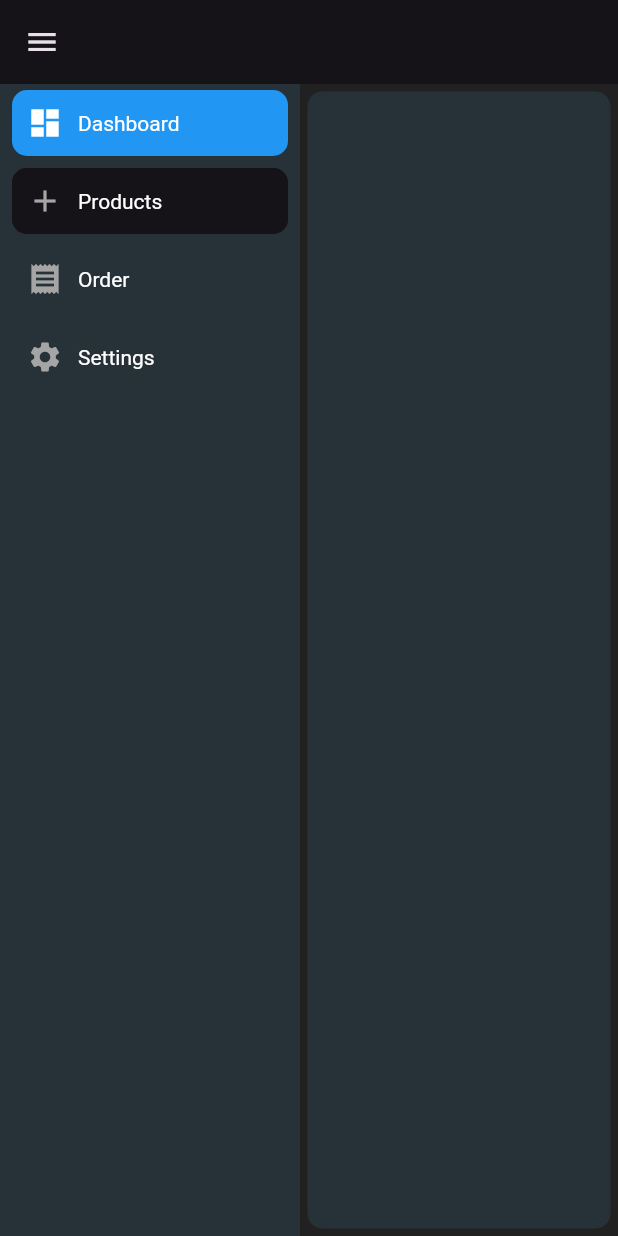
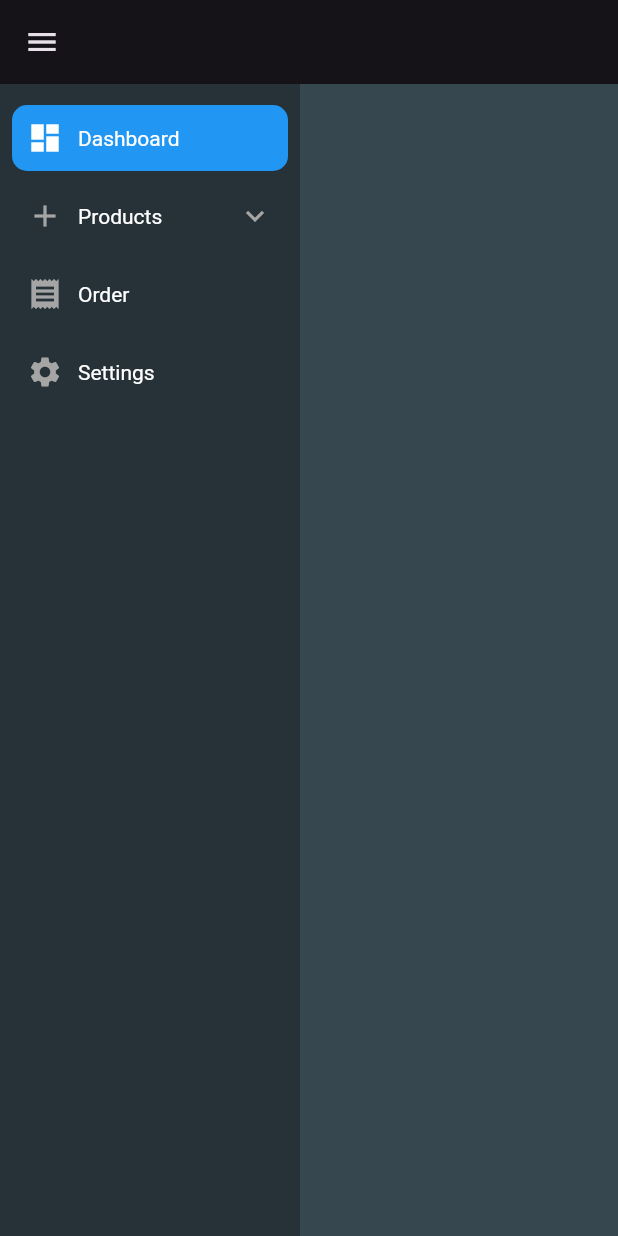
Before and after one commit to Ahnaf16/sidebar_ex, a Flutter app: the screen it shows after launch, on a phone screen of 412 x 824 dp. Run offline on Flutter 3.47's test engine with Material 3 defaults, Android fonts, the phone set to English and light mode, and no system bars.

```diff
--- a/example/sidebar_example/lib/main.dart
+++ b/example/sidebar_example/lib/main.dart
@@ -69,12 +69,11 @@ class _NavRootViewState extends State<NavRootView> {
         ),
       ];
 
+  bool expand = true;
+  int selected = 0;
+  int? childSelected;
   @override
   Widget build(BuildContext context) {
-    bool expand = true;
-    int selected = 0;
-    int? childSelected;
-
     return Scaffold(
       appBar: AppBar(
         leading: IconButton(
@@ -106,10 +105,10 @@ class _NavRootViewState extends State<NavRootView> {
           ),
           Expanded(
             child: Container(
-              margin: const EdgeInsets.all(5),
+              // margin: const EdgeInsets.all(5),
               decoration: BoxDecoration(
-                borderRadius: BorderRadius.circular(10),
-                color: Colors.blueGrey.shade900,
+                // borderRadius: BorderRadius.circular(10),
+                color: Colors.blueGrey.shade800,
               ),
             ),
           ),
--- a/lib/src/comp/expandable_tile.dart
+++ b/lib/src/comp/expandable_tile.dart
@@ -1,4 +1,7 @@
+import 'dart:ui';
+
 import 'package:flutter/material.dart';
+import 'package:sidebar_ex/sidebar_ex.dart';
 
 const Duration _kExpand = Duration(milliseconds: 200);
 
@@ -8,7 +11,6 @@ class ExpandableTile extends StatefulWidget {
     required this.icon,
     required this.label,
     this.background,
-    this.tileColor,
     required this.children,
     required this.animation,
   });
@@ -18,7 +20,6 @@ class ExpandableTile extends StatefulWidget {
   final List<Widget> children;
   final Widget icon;
   final Widget label;
-  final Color? tileColor;
 
   @override
   State<ExpandableTile> createState() => _ExpandableTileState();
@@ -84,14 +85,18 @@ class _ExpandableTileState extends State<ExpandableTile>
     final radius = BorderRadius.circular(10);
     final shape = RoundedRectangleBorder(borderRadius: radius);
 
-    final tile = InkWell(
-      borderRadius: radius,
-      onTap: _handleTap,
-      child: Material(
-        shape: shape,
-        color: widget.tileColor,
-        child: Padding(
-          padding: const EdgeInsets.all(10),
+    final fadeAnimation =
+        widget.animation.drive(CurveTween(curve: const Interval(0.0, 0.25)));
+
+    Widget content = ConstrainedBox(
+      constraints: BoxConstraints(
+        minWidth: lerpDouble(
+          kSidebarWidth,
+          kSidebarWidthExtended,
+          widget.animation.value,
+        )!,
+      ),
+      child: ClipRect(
         child: Row(
           children: [
             widget.icon,
@@ -102,16 +107,28 @@ class _ExpandableTileState extends State<ExpandableTile>
               alignment: AlignmentDirectional.centerStart,
               child: FadeTransition(
                 alwaysIncludeSemantics: true,
-                  opacity: widget.animation,
+                opacity: fadeAnimation,
                 child: widget.label,
               ),
             ),
-              // if (widget.animation.value == 1) ...[
-              //   const Spacer(),
-              //   _buildIcon(context),
-              // ],
+            if (fadeAnimation.value == 1) ...[
+              const Spacer(),
+              _buildIcon(context),
+            ],
           ],
         ),
+      ),
+    );
+
+    final tile = Material(
+      shape: shape,
+      color: widget.background,
+      child: InkWell(
+        borderRadius: radius,
+        onTap: _handleTap,
+        child: Padding(
+          padding: const EdgeInsets.all(10),
+          child: content,
         ),
       ),
     );
@@ -121,7 +138,7 @@ class _ExpandableTileState extends State<ExpandableTile>
         tile,
         ClipRect(
           child: Align(
-            alignment: Alignment.center,
+            alignment: Alignment.centerRight,
             heightFactor: _heightFactor.value,
             child: child,
           ),
--- a/lib/src/comp/grouped_destination_tile.dart
+++ b/lib/src/comp/grouped_destination_tile.dart
@@ -33,8 +33,6 @@ class GroupedDestinationTile extends StatelessWidget {
 
   @override
   Widget build(BuildContext context) {
-    final fadeAnimation =
-        animation.drive(CurveTween(curve: const Interval(0.0, 0.25)));
     return Padding(
       padding: padding ?? const EdgeInsets.all(4),
       child: Column(
@@ -42,8 +40,9 @@ class GroupedDestinationTile extends StatelessWidget {
           if (isExpanded)
             ExpandableTile(
               icon: icon,
-              animation: fadeAnimation,
+              animation: animation,
               label: label,
+              background: backgroundColor,
               children: [
                 for (int i = 0; i < length; i += 1) itemBuilder(context, i),
               ],
@@ -53,13 +52,13 @@ class GroupedDestinationTile extends StatelessWidget {
               shape: RoundedRectangleBorder(
                 borderRadius: BorderRadius.circular(10),
               ),
-              child: Padding(
-                padding: const EdgeInsets.all(10),
+              color: backgroundColor,
               child: MenuAnchor(
-                  style: const MenuStyle(
+                style: MenuStyle(
+                  backgroundColor: WidgetStateProperty.all(backgroundColor),
                   alignment: Alignment.topRight,
-                    elevation: WidgetStatePropertyAll(0),
-                    shape: WidgetStatePropertyAll(
+                  elevation: const WidgetStatePropertyAll(0),
+                  shape: const WidgetStatePropertyAll(
                     RoundedRectangleBorder(
                       borderRadius: BorderRadius.all(Radius.circular(10)),
                     ),
@@ -76,6 +75,8 @@ class GroupedDestinationTile extends StatelessWidget {
                   },
                   child: child,
                 ),
+                child: Padding(
+                  padding: const EdgeInsets.all(10),
                   child: icon,
                 ),
               ),
--- a/lib/src/sidebar_ex.dart
+++ b/lib/src/sidebar_ex.dart
@@ -140,8 +140,10 @@ class _SideBarExState<T> extends State<SideBarEx<T>>
         child: Column(
           children: [
             if (widget.leading != null) ...[
+              const SizedBox(height: 10),
               widget.leading!,
             ],
+            const SizedBox(height: 10),
             Expanded(
               child: Column(
                 children: [
@@ -257,6 +259,7 @@ class _SideBarItem<T> extends StatelessWidget {
         animation: extendedTransitionAnimation,
         padding: padding,
         tileColor: tileColor(selected),
+        backgroundColor: exTheme.backgroundColor,
         isExpanded: isExpanded,
         isSelected: selected,
         childIndex: childIndex,
```
Lines whose indentation alone changed are shown as unchanged.
